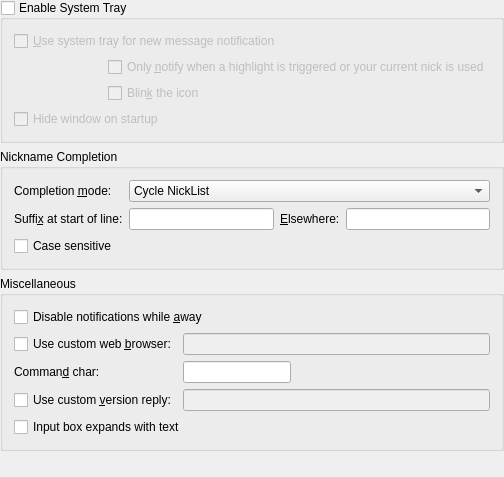
First picture: the form in src/preferences/generalbehavior_preferences.ui, repository KDE/konversation, before the edit.
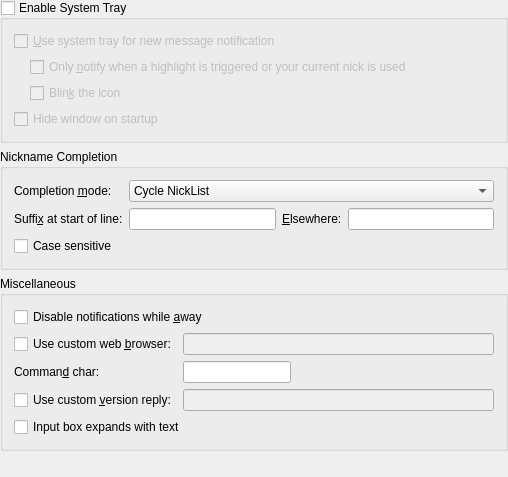
Second picture: the form after the edit. Custom widgets are drawn as their Qt base class.

Commit message: - Q3GroupBox -> QGroupBox - change layouts to make the fixed spacers (indentation-like) for checkboxes work

```diff
--- a/src/preferences/generalbehavior_preferences.ui
+++ b/src/preferences/generalbehavior_preferences.ui
@@ -11,16 +11,16 @@
    <rect>
     <x>0</x>
     <y>0</y>
-    <width>504</width>
+    <width>508</width>
     <height>477</height>
    </rect>
   </property>
-  <layout class="QVBoxLayout" >
+  <layout class="QVBoxLayout" name="verticalLayout_2" >
    <property name="margin" >
     <number>0</number>
    </property>
    <item>
-    <widget class="Q3GroupBox" name="kcfg_ShowTrayIcon" >
+    <widget class="QGroupBox" name="kcfg_ShowTrayIcon" >
      <property name="title" >
       <string>Enable System Tray</string>
      </property>
@@ -30,15 +30,17 @@
      <property name="checked" >
       <bool>false</bool>
      </property>
-     <layout class="QGridLayout" >
-      <item row="0" column="0" colspan="2" >
+     <layout class="QVBoxLayout" name="verticalLayout" >
+      <item>
        <widget class="QCheckBox" name="kcfg_TrayNotify" >
         <property name="text" >
          <string>&amp;Use system tray for new message notification</string>
         </property>
        </widget>
       </item>
-      <item row="1" column="0" >
+      <item>
+       <layout class="QHBoxLayout" name="horizontalLayout" >
+        <item>
        <spacer name="spacer51" >
         <property name="orientation" >
          <enum>Qt::Horizontal</enum>
@@ -48,13 +50,13 @@
         </property>
         <property name="sizeHint" stdset="0" >
          <size>
-          <width>31</width>
+            <width>16</width>
           <height>20</height>
          </size>
         </property>
        </spacer>
       </item>
-      <item row="1" column="1" >
+        <item>
        <widget class="QCheckBox" name="kcfg_TrayNotifyOnlyOwnNick" >
         <property name="enabled" >
          <bool>false</bool>
@@ -64,7 +66,11 @@
         </property>
        </widget>
       </item>
-      <item row="2" column="0" >
+       </layout>
+      </item>
+      <item>
+       <layout class="QHBoxLayout" name="horizontalLayout_2" >
+        <item>
        <spacer name="spacer51_2" >
         <property name="orientation" >
          <enum>Qt::Horizontal</enum>
@@ -74,20 +80,22 @@
         </property>
         <property name="sizeHint" stdset="0" >
          <size>
-          <width>31</width>
+            <width>16</width>
           <height>20</height>
          </size>
         </property>
        </spacer>
       </item>
-      <item row="2" column="1" >
+        <item>
        <widget class="QCheckBox" name="kcfg_TrayNotifyBlink" >
         <property name="text" >
          <string>Blin&amp;k the icon</string>
         </property>
        </widget>
       </item>
-      <item row="3" column="0" colspan="2" >
+       </layout>
+      </item>
+      <item>
        <widget class="QCheckBox" name="kcfg_HideToTrayOnStartup" >
         <property name="text" >
          <string>Hide window on startup</string>
@@ -98,7 +106,7 @@
     </widget>
    </item>
    <item>
-    <widget class="Q3GroupBox" name="middleLabel" >
+    <widget class="QGroupBox" name="middleLabel" >
      <property name="title" >
       <string>Nickname Completion</string>
      </property>
@@ -181,7 +189,7 @@
     </widget>
    </item>
    <item>
-    <widget class="Q3GroupBox" name="miscGBox" >
+    <widget class="QGroupBox" name="miscGBox" >
      <property name="title" >
       <string>Miscellaneous</string>
      </property>
@@ -282,12 +290,6 @@
  <layoutfunction spacing="KDialog::spacingHint" margin="KDialog::marginHint" />
  <pixmapfunction>qPixmapFromMimeSource</pixmapfunction>
  <customwidgets>
-  <customwidget>
-   <class>Q3GroupBox</class>
-   <extends>QGroupBox</extends>
-   <header>Qt3Support/Q3GroupBox</header>
-   <container>1</container>
-  </customwidget>
   <customwidget>
    <class>KLineEdit</class>
    <extends>QLineEdit</extends>
```
Lines whose indentation alone changed are shown as unchanged. The commit also changes 2 other files.
